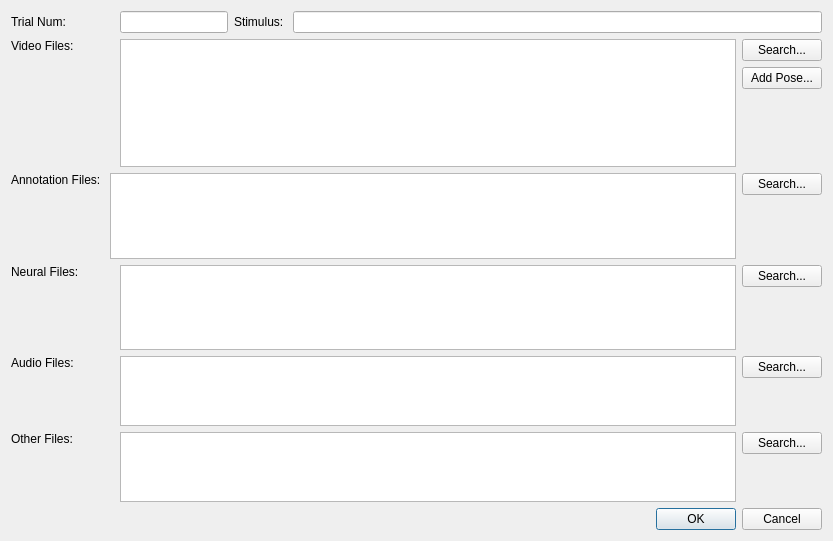
Above: src/db/editTrialDialog.ui from neuroethology/bento before the change. Below: the same form after it.
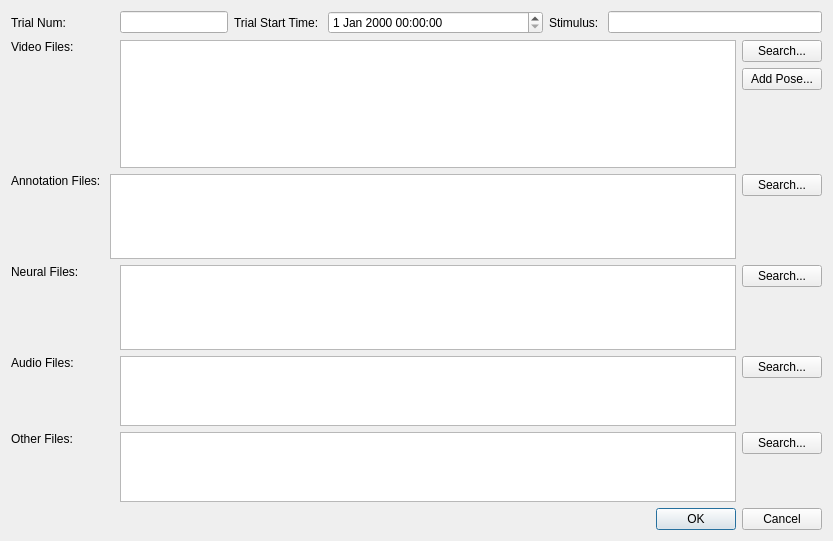
That is the form after the change. Custom widgets are drawn as their Qt base class.

Commit message: switching from individual start time to trial start time with offset

```diff
--- a/src/db/editTrialDialog.ui
+++ b/src/db/editTrialDialog.ui
@@ -32,6 +32,23 @@
      <item>
       <widget class="QLineEdit" name="trialNumLineEdit"/>
      </item>
+     <item>
+      <widget class="QLabel" name="trialStartTimeLabel">
+       <property name="text">
+        <string>Trial Start Time: </string>
+       </property>
+      </widget>
+     </item>
+     <item>
+      <widget class="QDateTimeEdit" name="trialDateTimeEdit">
+       <property name="sizePolicy">
+        <sizepolicy hsizetype="Minimum" vsizetype="Fixed">
+         <horstretch>1</horstretch>
+         <verstretch>0</verstretch>
+        </sizepolicy>
+       </property>
+      </widget>
+     </item>
      <item>
       <widget class="QLabel" name="stimulusLabel">
        <property name="text">
```
The commit also changes 7 other files.
